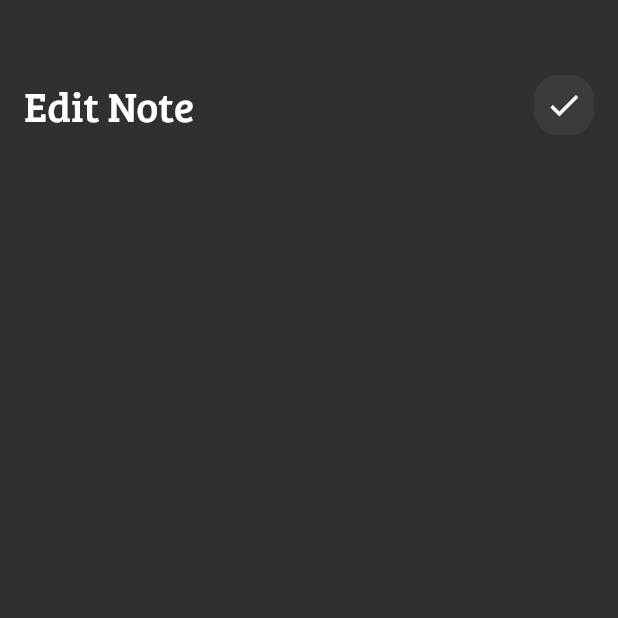
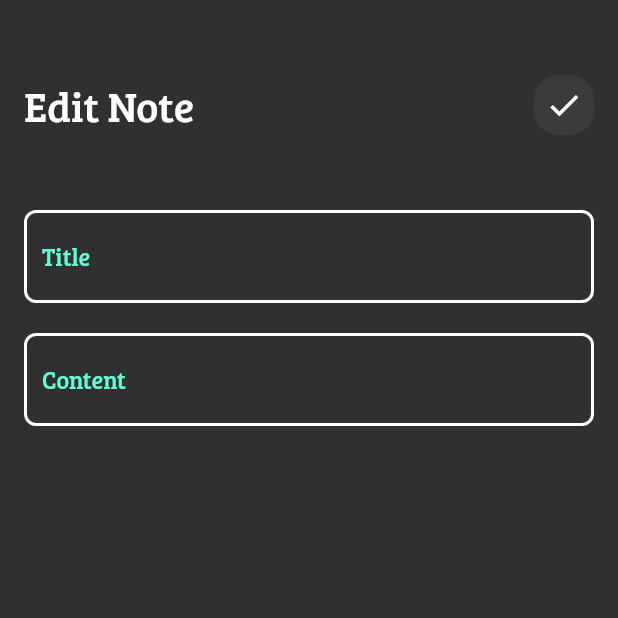
Before and after one commit to el5hatib/flutter-note-app-, a Flutter app: the EditNoteView screen opened directly, on a phone screen of 412 x 824 dp, the top half of it. Run offline on Flutter 3.47's test engine with Material 2 defaults, Android fonts, the phone set to English and light mode, and no system bars; our stand-ins replace font_awesome_flutter.

Commit message:
edit note view

```diff
--- a/lib/widgests/EditNoteViewBody.dart
+++ b/lib/widgests/EditNoteViewBody.dart
@@ -1,6 +1,7 @@
 import 'package:flutter/material.dart';
 
 import 'Custom_App_Bar.dart';
+import 'CustomeTextField.dart';
 class EditNoteViewBody extends StatelessWidget {
   const EditNoteViewBody({Key? key}) : super(key: key);
 
@@ -12,7 +13,10 @@ class EditNoteViewBody extends StatelessWidget {
         children:const [
           SizedBox(height: 50,),
           CustomAppBar(title: 'Edit Note', icon: Icons.check,),
-
+          SizedBox(height: 50,),
+          CustomeTextField(hints: 'Title', maxLines: 1,),
+          SizedBox(height: 20,),
+          CustomeTextField(hints: 'Content', maxLines: 10,),
 
         ],
     ),
```
